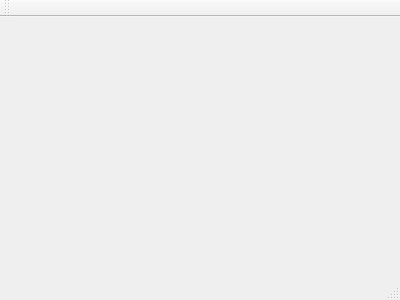
The window that ArachnID/mainwindow.ui (Andreymazepas/ArachnID) describes before a commit, drawn with Qt 5.
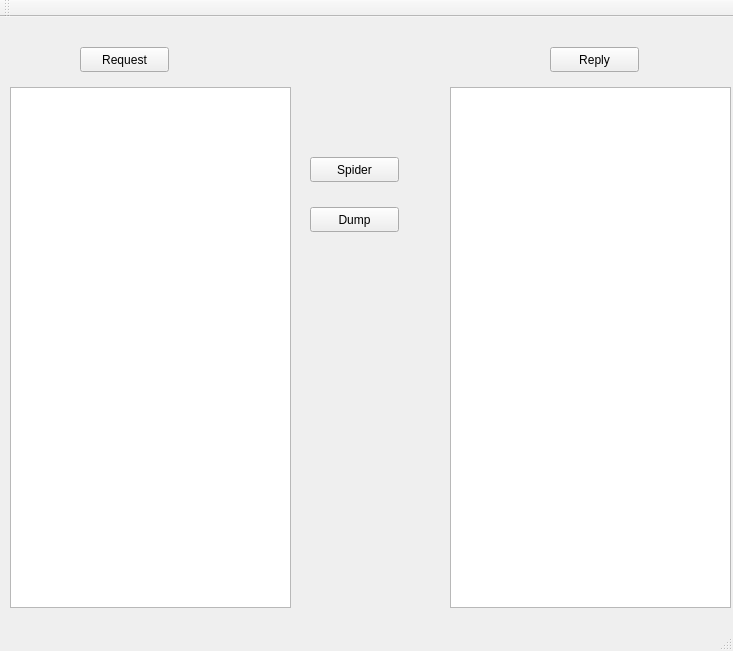
The same window after the commit.

Patch:
```diff
--- a/ArachnID/mainwindow.ui
+++ b/ArachnID/mainwindow.ui
@@ -1,24 +1,112 @@
 <ui version="4.0">
  <class>MainWindow</class>
- <widget class="QMainWindow" name="MainWindow" >
-  <property name="geometry" >
+ <widget class="QMainWindow" name="MainWindow">
+  <property name="geometry">
    <rect>
     <x>0</x>
     <y>0</y>
-    <width>400</width>
-    <height>300</height>
+    <width>733</width>
+    <height>651</height>
    </rect>
   </property>
   <property name="windowTitle" >
    <string>MainWindow</string>
   </property>
-  <widget class="QMenuBar" name="menuBar" />
-  <widget class="QToolBar" name="mainToolBar" />
-  <widget class="QWidget" name="centralWidget" />
-  <widget class="QStatusBar" name="statusBar" />
+  <widget class="QWidget" name="centralWidget">
+   <widget class="QListView" name="listView">
+    <property name="geometry">
+     <rect>
+      <x>10</x>
+      <y>70</y>
+      <width>281</width>
+      <height>521</height>
+     </rect>
+    </property>
+   </widget>
+   <widget class="QListView" name="listView_2">
+    <property name="geometry">
+     <rect>
+      <x>450</x>
+      <y>70</y>
+      <width>281</width>
+      <height>521</height>
+     </rect>
+    </property>
+   </widget>
+   <widget class="QPushButton" name="pushButton">
+    <property name="geometry">
+     <rect>
+      <x>310</x>
+      <y>140</y>
+      <width>89</width>
+      <height>25</height>
+     </rect>
+    </property>
+    <property name="text">
+     <string>Spider</string>
+    </property>
+   </widget>
+   <widget class="QPushButton" name="pushButton_2">
+    <property name="geometry">
+     <rect>
+      <x>310</x>
+      <y>190</y>
+      <width>89</width>
+      <height>25</height>
+     </rect>
+    </property>
+    <property name="text">
+     <string>Dump</string>
+    </property>
+   </widget>
+   <widget class="QPushButton" name="pushButton_3">
+    <property name="geometry">
+     <rect>
+      <x>80</x>
+      <y>30</y>
+      <width>89</width>
+      <height>25</height>
+     </rect>
+    </property>
+    <property name="text">
+     <string>Request</string>
+    </property>
+   </widget>
+   <widget class="QPushButton" name="pushButton_4">
+    <property name="geometry">
+     <rect>
+      <x>550</x>
+      <y>30</y>
+      <width>89</width>
+      <height>25</height>
+     </rect>
+    </property>
+    <property name="text">
+     <string>Reply</string>
+    </property>
+   </widget>
+  </widget>
+  <widget class="QMenuBar" name="menuBar">
+   <property name="geometry">
+    <rect>
+     <x>0</x>
+     <y>0</y>
+     <width>733</width>
+     <height>22</height>
+    </rect>
+   </property>
+  </widget>
+  <widget class="QToolBar" name="mainToolBar">
+   <attribute name="toolBarArea">
+    <enum>TopToolBarArea</enum>
+   </attribute>
+   <attribute name="toolBarBreak">
+    <bool>false</bool>
+   </attribute>
+  </widget>
+  <widget class="QStatusBar" name="statusBar"/>
  </widget>
- <layoutDefault spacing="6" margin="11" />
- <pixmapfunction></pixmapfunction>
+ <layoutdefault spacing="6" margin="11"/>
  <resources/>
  <connections/>
 </ui>
```
Left out of the diff: 3 changed lines with no effect on the pictures.
